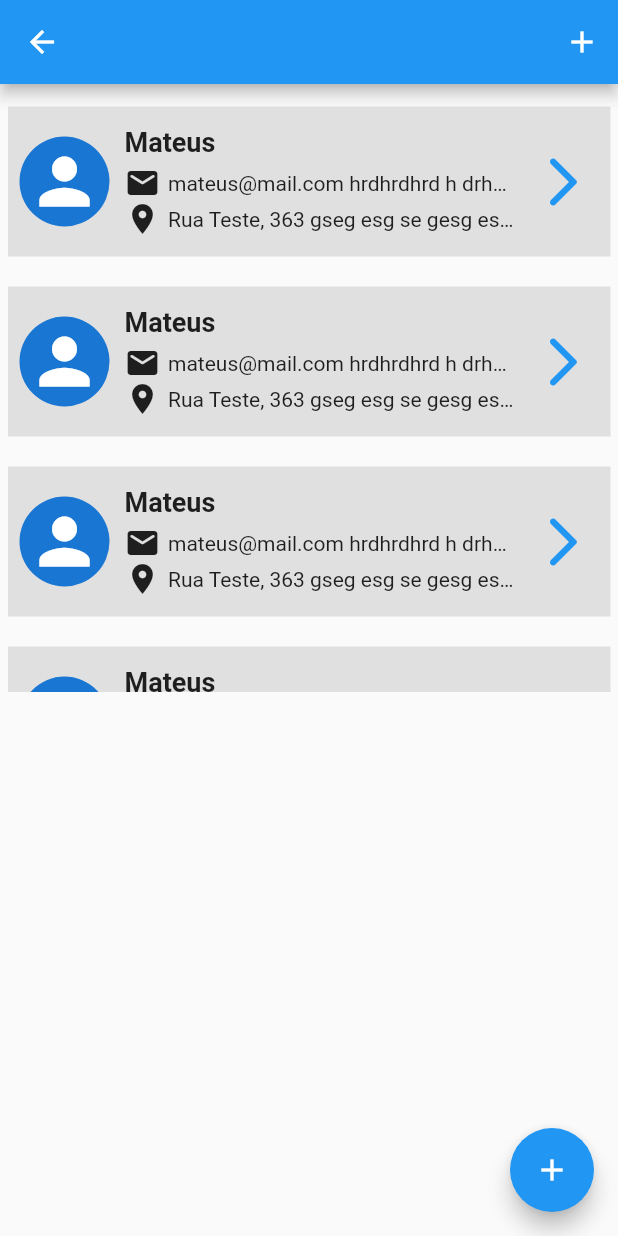
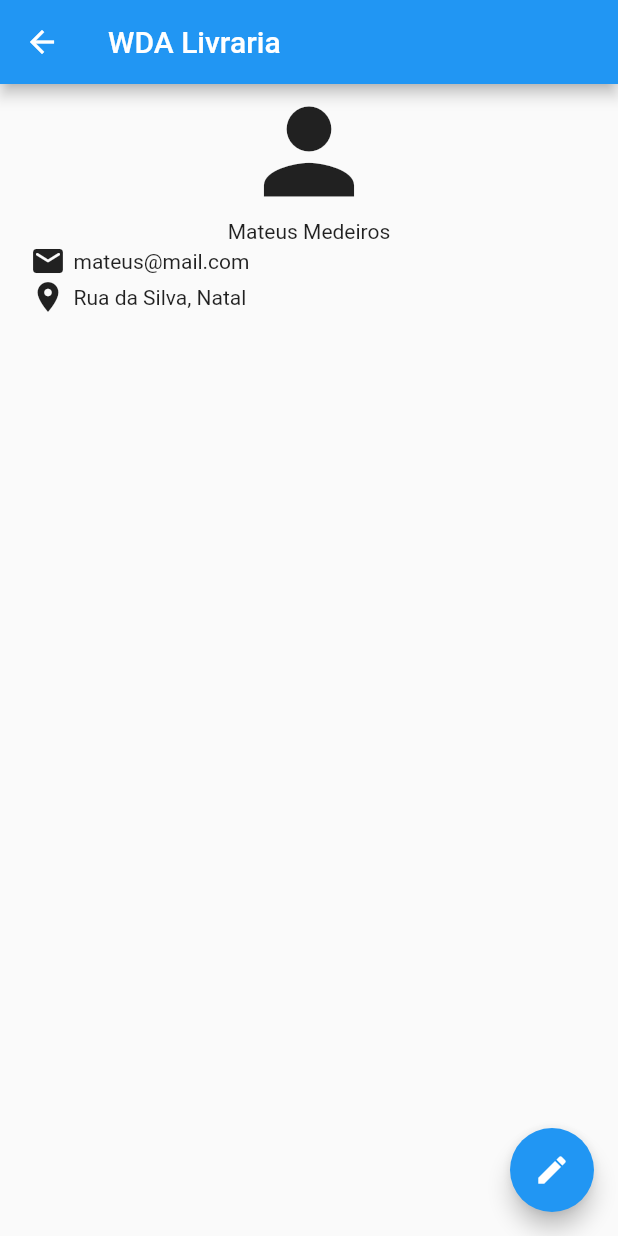
Before and after one commit to mateusmeds/locadora-livros-wda, a Flutter app: the UsersHome screen opened directly with empty values, after a tap on the "arrow forward ios" icon, on a phone screen of 412 x 824 dp. Run offline on Flutter 3.47's test engine with Material 2 defaults, Android fonts, the phone set to English and light mode, and no system bars.

Commit message:
Protótipo de tela single de usuário criada

```diff
--- a/lib/components/user_list.dart
+++ b/lib/components/user_list.dart
@@ -1,4 +1,6 @@
 import 'package:flutter/material.dart';
+import 'package:livraria_wda/components/user_single.dart';
+import 'package:livraria_wda/components/users_home.dart';
 import 'package:livraria_wda/models/user.dart';
 
 class UserList extends StatelessWidget {
@@ -9,11 +11,11 @@ class UserList extends StatelessWidget {
     final List<User> users = [
       User(1, 'Mateus', 'mateus@mail.com hrdhrdhrd h drhdr hrdhdr hdh',
           'Rua Teste, 363 gseg esg se gesg esg seg esg seg', 'Natal'),
-          User(1, 'Mateus', 'mateus@mail.com hrdhrdhrd h drhdr hrdhdr hdh',
+      User(1, 'Mateus', 'mateus@mail.com hrdhrdhrd h drhdr hrdhdr hdh',
           'Rua Teste, 363 gseg esg se gesg esg seg esg seg', 'Natal'),
-          User(1, 'Mateus', 'mateus@mail.com hrdhrdhrd h drhdr hrdhdr hdh',
+      User(1, 'Mateus', 'mateus@mail.com hrdhrdhrd h drhdr hrdhdr hdh',
           'Rua Teste, 363 gseg esg se gesg esg seg esg seg', 'Natal'),
-          User(1, 'Mateus', 'mateus@mail.com hrdhrdhrd h drhdr hrdhdr hdh',
+      User(1, 'Mateus', 'mateus@mail.com hrdhrdhrd h drhdr hrdhdr hdh',
           'Rua Teste, 363 gseg esg se gesg esg seg esg seg', 'Natal'),
       User(1, 'Mateus', 'mateus@mail.com', 'Rua Teste, 363', 'Natal'),
       User(1, 'Mateus', 'mateus@mail.com', 'Rua Teste, 363', 'Natal'),
@@ -22,16 +24,14 @@ class UserList extends StatelessWidget {
       User(1, 'Mateus', 'mateus@mail.com', 'Rua Teste, 363', 'Natal'),
     ];
 
-    return Container(
-      margin: EdgeInsets.all(5),
-      height: 400,
+    return Expanded(
       child: ListView.builder(
           itemCount: users.length,
           itemBuilder: (ctx, index) {
             final user = users[index];
 
-            return Container(
-              margin: EdgeInsets.fromLTRB(0, 10, 0, 10),
+            return Padding(
+              padding: const EdgeInsets.only(top: 8.0, bottom: 2.0, right: 5.0, left: 5.0),
               child: Container(
                 color: Colors.grey[300],
                 child: Row(
@@ -80,7 +80,11 @@ class UserList extends StatelessWidget {
                               children: [
                                 const Icon(Icons.location_on),
                                 const SizedBox(width: 5),
-                                Flexible(child: Text("${user.address}, ${user.city}",overflow: TextOverflow.ellipsis,)),
+                                Flexible(
+                                    child: Text(
+                                  "${user.address}, ${user.city}",
+                                  overflow: TextOverflow.ellipsis,
+                                )),
                               ],
                             ),
                           ],
@@ -90,7 +94,15 @@ class UserList extends StatelessWidget {
                     Container(
                       //Alterar cor de ícone
                       child: TextButton(
-                        onPressed: () {},
+                        onPressed: () {
+                          Navigator.of(context).push(
+                            MaterialPageRoute(
+                              builder: (BuildContext context) => UserSingle(
+                                title: 'WDA Livraria',
+                              ),
+                            ),
+                          );
+                        },
                         child: const Icon(
                           Icons.arrow_forward_ios_rounded,
                           size: 40,
--- /dev/null
+++ b/lib/components/user_single.dart
@@ -0,0 +1,75 @@
+import 'package:flutter/material.dart';
+
+class UserSingle extends StatelessWidget {
+  final String title;
+
+  const UserSingle({required this.title, Key? key}) : super(key: key);
+
+  ///Função responsável por abrir a modal
+  // _openUserRegisterFormModal(BuildContext context) {
+  //   showModalBottomSheet(
+  //       isScrollControlled: true,
+  //       context: context,
+  //       builder: (ctx) {
+  //         return UserRegisterForm();
+  //       });
+  // }
+
+  @override
+  Widget build(BuildContext context) {
+    return Scaffold(
+      appBar: AppBar(
+        title: Text(title),
+      ),
+      body: Container(
+        padding: EdgeInsets.symmetric(
+          horizontal: 20
+        ),
+        width: double.maxFinite,
+        child: Column(
+          mainAxisAlignment: MainAxisAlignment.start,
+          crossAxisAlignment: CrossAxisAlignment.center,
+          children: [
+            Icon(
+              Icons.person,
+              size: 90,
+            ),
+            Row(
+              mainAxisAlignment: MainAxisAlignment.center,
+              children: [
+                Text("Mateus Medeiros"),
+              ],
+            ),
+            Row(
+              children: [
+                const Icon(Icons.email_rounded),
+                const SizedBox(width: 5),
+                Flexible(
+                  child: Text(
+                    "mateus@mail.com",
+                    overflow: TextOverflow.ellipsis,
+                  ),
+                ),
+              ],
+            ),
+            Row(
+              children: [
+                const Icon(Icons.location_on),
+                const SizedBox(width: 5),
+                Flexible(
+                    child: Text(
+                  "Rua da Silva, Natal",
+                  overflow: TextOverflow.ellipsis,
+                )),
+              ],
+            ),
+          ],
+        ),
+      ),
+      floatingActionButton: FloatingActionButton(
+        onPressed: () {},
+        child: Icon(Icons.edit),
+      ),
+    );
+  }
+}
--- a/lib/components/users_home.dart
+++ b/lib/components/users_home.dart
@@ -1,5 +1,4 @@
 import 'package:flutter/material.dart';
-import 'package:livraria_wda/components/menu_drawer.dart';
 import 'package:livraria_wda/components/user_list.dart';
 import 'package:livraria_wda/components/user_register_form.dart';
 
@@ -22,20 +21,13 @@ class UsersHome extends StatelessWidget {
   Widget build(BuildContext context) {
     return Scaffold(
       appBar: AppBar(
-        title: Text(title),
-          actions: <Widget>[
-          IconButton(
-            icon: Icon(Icons.add),
-            onPressed: () => _openUserRegisterFormModal(context),
-          )
+        title: Text('Lista de usuários'),
+
+      ),
+      body: Column(
+        children: [
+          UserList(),
         ],
-      ),
-      body: SingleChildScrollView(
-        child: Column(
-          children: [
-            UserList(),
-          ],
-        ),
       ),
       floatingActionButton: FloatingActionButton(
         onPressed: () => _openUserRegisterFormModal(context),
```
